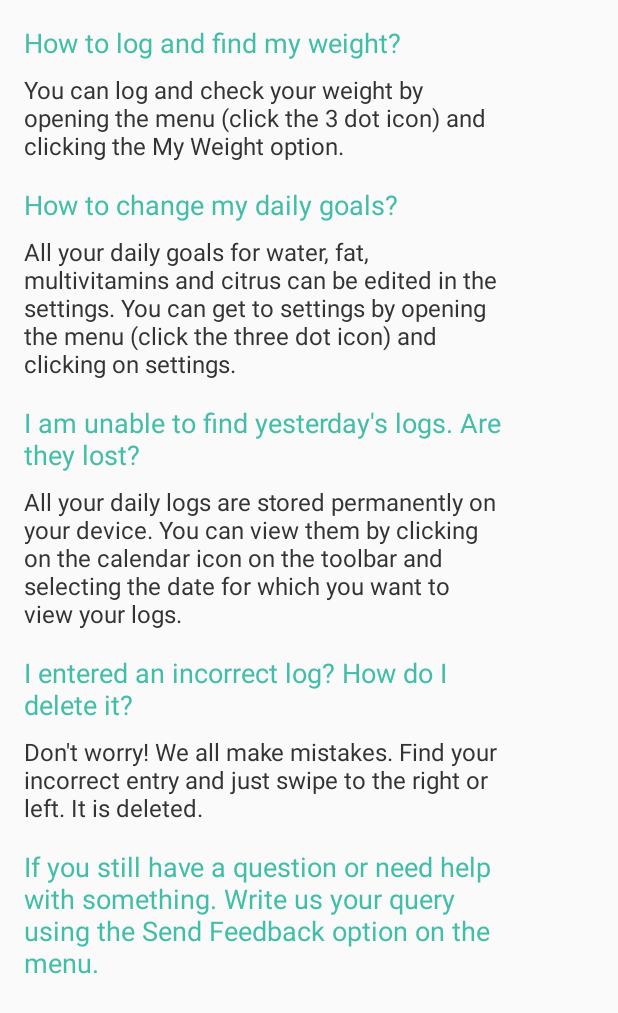
After one commit to semani2/Diet-Program-Tracker, an Android app: the layout layout_faq_dialog.xml on its own in the app's theme, with its tools: preview values and no code run, on a phone screen of 412 x 824 dp. The commit adds this screen. Shown: the top 1013 px of the screen. Run offline under Robolectric (Android 15) with nearby library versions, the phone set to English and light mode, and no system bars.

Commit message:
FAQs section added.

```diff
--- a/DPT/app/src/main/java/com/chithalabs/sai/dietprogramtracker/home/HomeActivity.kt
+++ b/DPT/app/src/main/java/com/chithalabs/sai/dietprogramtracker/home/HomeActivity.kt
@@ -132,12 +132,30 @@ class HomeActivity : AppCompatActivity() {
                 launchFeedbackIntent()
                 true
             }
+
+            R.id.menu_faq -> {
+                showFAQDialog()
+                true
+            }
+
             R.id.menu_clear_all_logs -> {
                 showDeleteAllDialog()
                 true
             }
             else -> super.onOptionsItemSelected(item)
         }
+    }
+
+    private fun showFAQDialog() {
+        val builder = AlertDialog.Builder(ContextThemeWrapper(this, android.R.style.Theme_Material_Light_Dialog))
+
+        val view = layoutInflater.inflate(R.layout.layout_faq_dialog, null)
+        builder.setView(view)
+                .setCancelable(true)
+                .setTitle(getString(R.string.str_faq))
+
+        val dialog = builder.create()
+        dialog.show()
     }
 
 
--- a/DPT/app/src/main/res/layout/activity_welcome.xml
+++ b/DPT/app/src/main/res/layout/activity_welcome.xml
@@ -161,5 +161,19 @@
             app:layout_constraintEnd_toEndOf="parent"
             app:layout_constraintStart_toStartOf="parent"
             app:layout_constraintTop_toBottomOf="@+id/name_edit_text" />
+
+        <TextView
+            android:id="@+id/textView4"
+            android:layout_width="0dp"
+            android:layout_height="wrap_content"
+            android:layout_marginStart="16dp"
+            android:layout_marginTop="16dp"
+            android:layout_marginEnd="16dp"
+            android:text="@string/welcome_faq"
+            app:layout_constraintEnd_toEndOf="parent"
+            app:layout_constraintStart_toStartOf="parent"
+            app:layout_constraintTop_toBottomOf="@+id/get_started_button"
+            android:textColor="@color/colorWelcomeText"
+            android:textSize="18sp"/>
     </android.support.constraint.ConstraintLayout>
 </ScrollView>
--- /dev/null
+++ b/DPT/app/src/main/res/layout/layout_faq_dialog.xml
@@ -0,0 +1,137 @@
+<?xml version="1.0" encoding="utf-8"?>
+<ScrollView xmlns:android="http://schemas.android.com/apk/res/android"
+    xmlns:app="http://schemas.android.com/apk/res-auto"
+    xmlns:tools="http://schemas.android.com/tools"
+    android:layout_width="wrap_content"
+    android:layout_height="match_parent"
+    android:fillViewport="true">
+    <android.support.constraint.ConstraintLayout
+        xmlns:android="http://schemas.android.com/apk/res/android"
+        xmlns:app="http://schemas.android.com/apk/res-auto"
+        android:layout_width="350dp"
+        android:layout_height="wrap_content"
+        android:layout_marginBottom="10dp">
+
+        <TextView
+            android:id="@+id/textView5"
+            android:layout_width="wrap_content"
+            android:layout_height="wrap_content"
+            android:layout_marginStart="16dp"
+            android:layout_marginTop="16dp"
+            android:text="@string/str_how_weight"
+            android:textColor="@color/colorAccent"
+            android:textSize="18sp"
+            app:layout_constraintStart_toStartOf="parent"
+            app:layout_constraintTop_toTopOf="parent" />
+
+        <TextView
+            android:id="@+id/textView6"
+            android:layout_width="0dp"
+            android:layout_height="wrap_content"
+            android:layout_marginStart="16dp"
+            android:layout_marginTop="8dp"
+            android:layout_marginEnd="16dp"
+            android:text="@string/faq_my_weight"
+            app:layout_constraintEnd_toEndOf="parent"
+            app:layout_constraintStart_toStartOf="parent"
+            app:layout_constraintTop_toBottomOf="@+id/textView5"
+            android:textSize="16sp"
+            android:textColor="@color/colorPrimaryText"/>
+
+        <TextView
+            android:id="@+id/textView7"
+            android:layout_width="wrap_content"
+            android:layout_height="wrap_content"
+            android:layout_marginStart="16dp"
+            android:layout_marginTop="16dp"
+            android:text="@string/faq_daily_goals_que"
+            android:textColor="@color/colorAccent"
+            android:textSize="18sp"
+            app:layout_constraintStart_toStartOf="parent"
+            app:layout_constraintTop_toBottomOf="@+id/textView6" />
+
+        <TextView
+            android:id="@+id/textView8"
+            android:layout_width="0dp"
+            android:layout_height="wrap_content"
+            android:layout_marginStart="16dp"
+            android:layout_marginTop="8dp"
+            android:layout_marginEnd="16dp"
+            android:text="@string/faq_goals_answer"
+            android:textColor="@color/colorPrimaryText"
+            android:textSize="16sp"
+            app:layout_constraintEnd_toEndOf="parent"
+            app:layout_constraintStart_toStartOf="parent"
+            app:layout_constraintTop_toBottomOf="@+id/textView7" />
+
+        <TextView
+            android:id="@+id/textView9"
+            android:layout_width="0dp"
+            android:layout_height="wrap_content"
+            android:layout_marginStart="16dp"
+            android:layout_marginTop="16dp"
+            android:text="@string/faq_calendar_que"
+            android:textColor="@color/colorAccent"
+            android:textSize="18sp"
+            app:layout_constraintStart_toStartOf="parent"
+            app:layout_constraintTop_toBottomOf="@+id/textView8" />
+
+        <TextView
+            android:id="@+id/textView10"
+            android:layout_width="0dp"
+            android:layout_height="wrap_content"
+            android:layout_marginStart="16dp"
+            android:layout_marginTop="8dp"
+            android:layout_marginEnd="16dp"
+            android:text="@string/faq_calendar_answer"
+            android:textColor="@color/colorPrimaryText"
+            android:textSize="16sp"
+            app:layout_constraintEnd_toEndOf="parent"
+            app:layout_constraintStart_toStartOf="parent"
+            app:layout_constraintTop_toBottomOf="@+id/textView9" />
+
+        <TextView
+            android:id="@+id/textView11"
+            android:layout_width="0dp"
+            android:layout_height="wrap_content"
+            android:layout_marginStart="16dp"
+            android:layout_marginTop="16dp"
+            android:layout_marginEnd="16dp"
+            android:text="@string/faq_delete_que"
+            app:layout_constraintEnd_toEndOf="parent"
+            app:layout_constraintStart_toStartOf="parent"
+            app:layout_constraintTop_toBottomOf="@+id/textView10"
+            android:textColor="@color/colorAccent"
+            android:textSize="18sp"/>
+
+        <TextView
+            android:id="@+id/textView12"
+            android:layout_width="0dp"
+            android:layout_height="wrap_content"
+            android:layout_marginStart="16dp"
+            android:layout_marginTop="8dp"
+            android:layout_marginEnd="16dp"
+            android:text="@string/faq_delete_answer"
+            app:layout_constraintEnd_toEndOf="parent"
+            app:layout_constraintStart_toStartOf="parent"
+            app:layout_constraintTop_toBottomOf="@+id/textView11"
+            android:textColor="@color/colorPrimaryText"
+            android:textSize="16sp"/>
+
+        <TextView
+            android:id="@+id/textView13"
+            android:layout_width="0dp"
+            android:layout_height="wrap_content"
+            android:layout_marginStart="16dp"
+            android:layout_marginTop="16dp"
+            android:layout_marginEnd="16dp"
+            android:text="@string/faq_more_questions"
+            app:layout_constraintEnd_toEndOf="parent"
+            app:layout_constraintStart_toStartOf="parent"
+            app:layout_constraintTop_toBottomOf="@+id/textView12"
+            android:textColor="@color/colorAccent"
+            android:textSize="18sp"/>
+
+    </android.support.constraint.ConstraintLayout>
+
+</ScrollView>
--- a/DPT/app/src/main/res/menu/menu_activity_home.xml
+++ b/DPT/app/src/main/res/menu/menu_activity_home.xml
@@ -22,9 +22,14 @@
         android:id="@+id/menu_send_feedback"
         android:orderInCategory="3"/>
 
+    <item android:title="@string/menu_faq"
+        app:showAsAction="never"
+        android:id="@+id/menu_faq"
+        android:orderInCategory="4"/>
+
     <item android:title="@string/menu_clear_all_logs"
         app:showAsAction="never"
         android:id="@+id/menu_clear_all_logs"
-        android:orderInCategory="4"/>
+        android:orderInCategory="5"/>
 
 </menu>
--- a/DPT/app/src/main/res/values/strings.xml
+++ b/DPT/app/src/main/res/values/strings.xml
@@ -98,4 +98,16 @@
     <string name="str_profile_settings">Profile settings</string>
     <string name="str_goal_settings">Goal settings</string>
     <string name="str_weight_settings">Weight settings</string>
+    <string name="str_faq">Frequently Asked Questions</string>
+    <string name="str_how_weight">How to log and find my weight?</string>
+    <string name="faq_my_weight">You can log and check your weight by opening the menu (click the 3 dot icon) and clicking the My Weight option.</string>
+    <string name="faq_daily_goals_que">How to change my daily goals?</string>
+    <string name="faq_goals_answer">All your daily goals for water, fat, multivitamins and citrus can be edited in the settings. You can get to settings by opening the menu (click the three dot icon) and clicking on settings.</string>
+    <string name="faq_calendar_que">I am unable to find yesterday\'s logs. Are they lost?</string>
+    <string name="faq_calendar_answer">All your daily logs are stored permanently on your device. You can view them by clicking on the calendar icon on the toolbar and selecting the date for which you want to view your logs.</string>
+    <string name="faq_delete_que">I entered an incorrect log? How do I delete it?</string>
+    <string name="faq_delete_answer">Don\'t worry! We all make mistakes. Find your incorrect entry and just swipe to the right or left. It is deleted.</string>
+    <string name="menu_faq">FAQ</string>
+    <string name="faq_more_questions">If you still have a question or need help with something. Write us your query using the Send Feedback option on the menu.</string>
+    <string name="welcome_faq">PS: If you need help using Buttery check out the FAQs section on the menu or write us your query using the Send Feedback option.</string>
 </resources>
```
